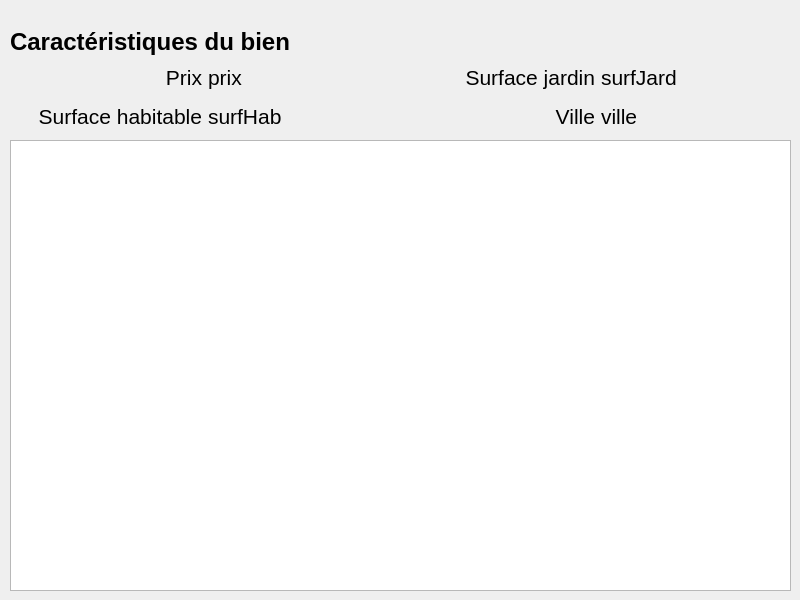
Old version of the form src/Qt/AgenceImmobiliere/dialoglisterecherchesouhaits.ui in the repository Ovan33/Immobilier.
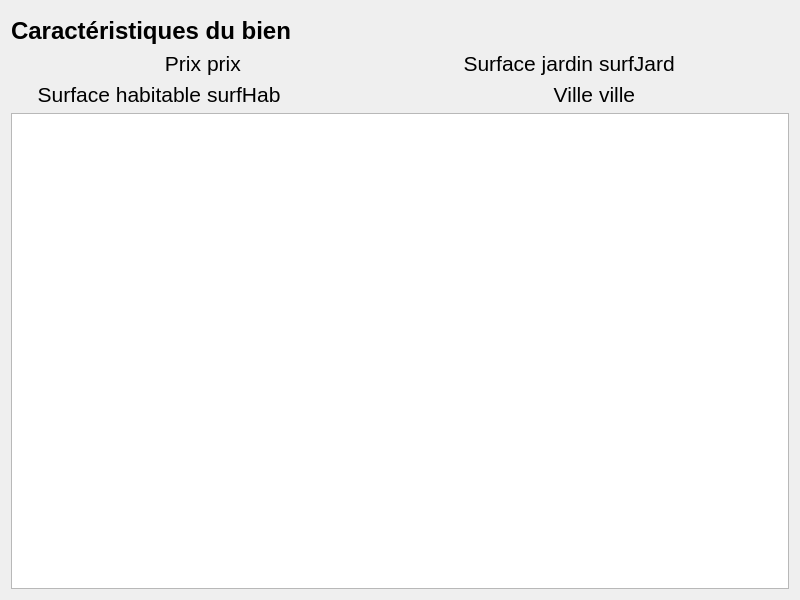
New version of the form.

Commit message: Remplissage de la liste des souhaits correspondant au bien Création des signaux et slots du bouton de correspondance Bien -> Souhait

Patch:
```diff
--- a/src/Qt/AgenceImmobiliere/dialoglisterecherchesouhaits.ui
+++ b/src/Qt/AgenceImmobiliere/dialoglisterecherchesouhaits.ui
@@ -13,35 +13,12 @@
   <property name="windowTitle">
    <string>Dialog</string>
   </property>
-  <widget class="QWidget" name="widget_Menu" native="true">
-   <property name="geometry">
-    <rect>
-     <x>9</x>
-     <y>10</y>
-     <width>781</width>
-     <height>16</height>
-    </rect>
-   </property>
-  </widget>
-  <widget class="QTableWidget" name="tableWidget_ListeSouhaits">
-   <property name="geometry">
-    <rect>
-     <x>10</x>
-     <y>140</y>
-     <width>781</width>
-     <height>451</height>
-    </rect>
-   </property>
-  </widget>
+  <layout class="QVBoxLayout" name="verticalLayout">
+   <item>
+    <widget class="QWidget" name="widget_barreMenu" native="true"/>
+   </item>
+   <item>
   <widget class="QLabel" name="label_ListeSouhaits">
-   <property name="geometry">
-    <rect>
-     <x>10</x>
-     <y>26</y>
-     <width>501</width>
-     <height>31</height>
-    </rect>
-   </property>
    <property name="font">
     <font>
      <family>Liberation Sans</family>
@@ -54,15 +31,8 @@
     <string>Caractéristiques du bien</string>
    </property>
   </widget>
-  <widget class="QWidget" name="">
-   <property name="geometry">
-    <rect>
-     <x>11</x>
-     <y>61</y>
-     <width>781</width>
-     <height>71</height>
-    </rect>
-   </property>
+   </item>
+   <item>
    <layout class="QGridLayout" name="gridLayout">
     <item row="0" column="0">
      <widget class="QLabel" name="label_EtiquettePrix">
@@ -193,7 +163,11 @@
      </widget>
     </item>
    </layout>
-  </widget>
+   </item>
+   <item>
+    <widget class="QTableWidget" name="tableWidget_ListeSouhaits"/>
+   </item>
+  </layout>
  </widget>
  <resources/>
  <connections/>
```
Lines whose indentation alone changed are shown as unchanged. The commit also changes 6 other files.
